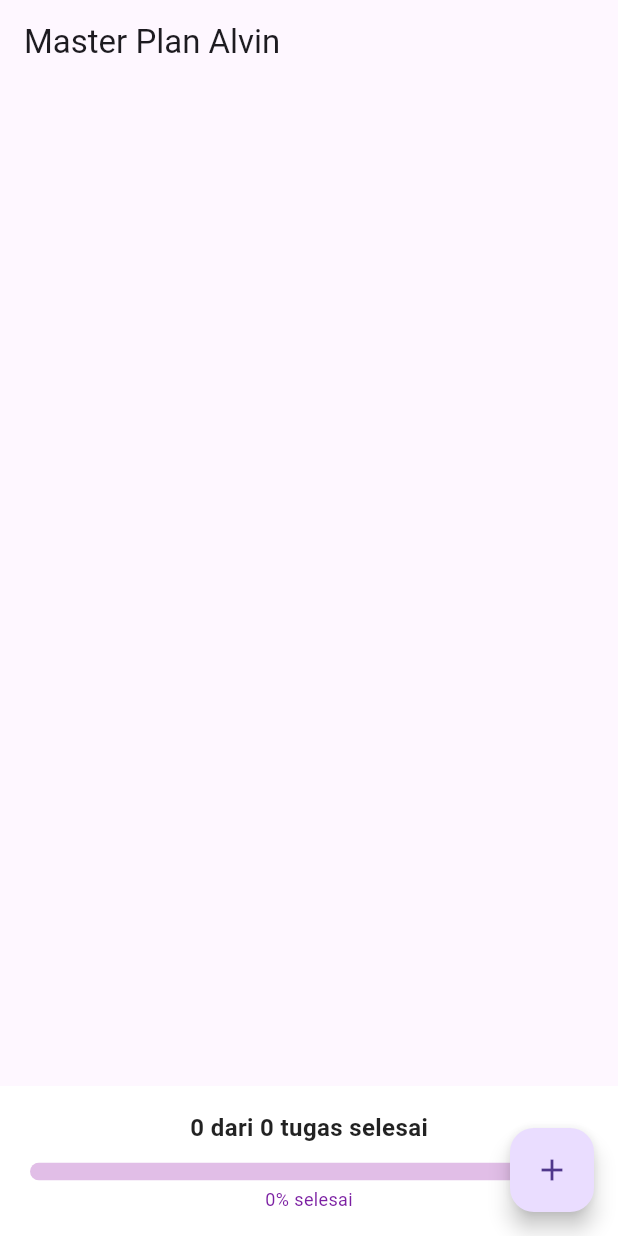
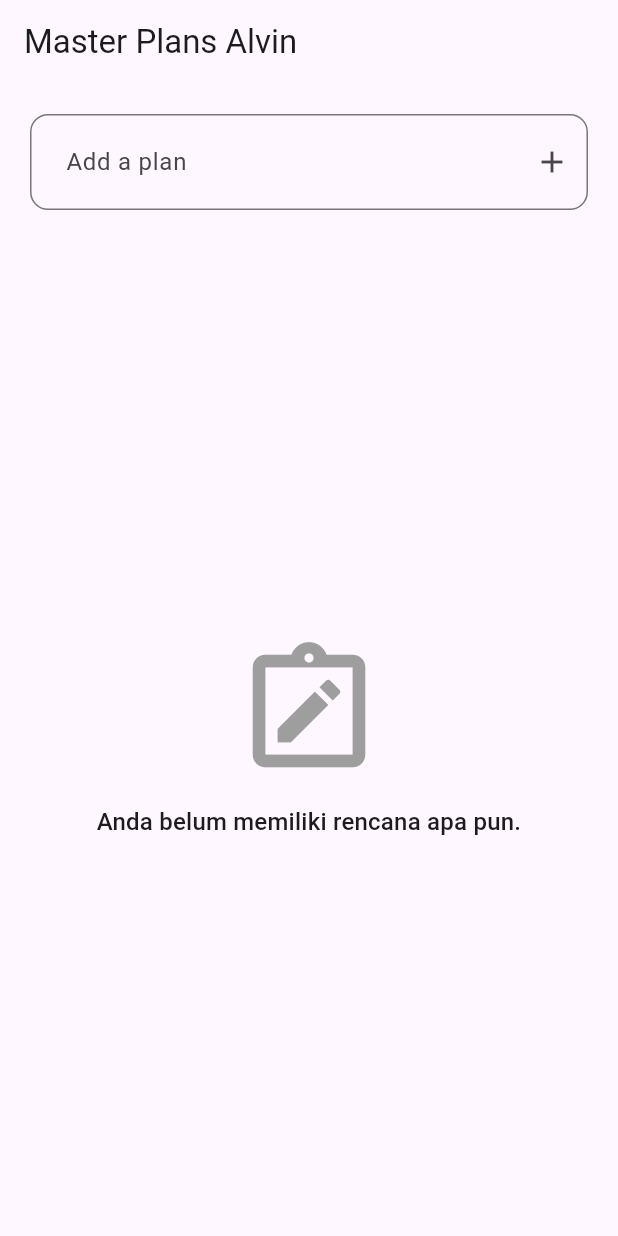
Before and after one commit to Vinn1105/flutter-fundamental, a Flutter app: the screen it shows after launch, on a phone screen of 412 x 824 dp. Run offline on Flutter 3.47's test engine with Material 3 defaults, Android fonts, the phone set to English and light mode, and no system bars.

Commit message:
tugas pratikum 3

```diff
--- a/lib/main.dart
+++ b/lib/main.dart
@@ -1,21 +1,26 @@
+
 import 'package:flutter/material.dart';
-
 import './models/data_layer.dart';
 import './provider/plan_provider.dart';
-import './views/plan_screen.dart';
+import './views/plan_creator_screen.dart';
 
-void main() => runApp(const MasterPlanApp());
+void main() {
+  runApp(const MasterPlanApp());
+}
 
 class MasterPlanApp extends StatelessWidget {
   const MasterPlanApp({super.key});
 
   @override
   Widget build(BuildContext context) {
-    return MaterialApp(
-      theme: ThemeData(primarySwatch: Colors.purple),
-      home: PlanProvider(
-        notifier: ValueNotifier<Plan>(const Plan()),
-        child: const PlanScreen(),
+    return PlanProvider(
+      notifier: ValueNotifier<List<Plan>>(const []),
+      child: MaterialApp(
+        title: 'State Management App',
+        theme: ThemeData(
+          primarySwatch: Colors.purple,
+        ),
+        home: const PlanCreatorScreen(),
       ),
     );
   }
--- a/lib/models/data_layer.dart
+++ b/lib/models/data_layer.dart
@@ -1,2 +1,3 @@
+
 export 'plan.dart';
 export 'task.dart';
--- a/lib/models/plan.dart
+++ b/lib/models/plan.dart
@@ -1,12 +1,17 @@
+
 import './task.dart';
 
 class Plan {
   final String name;
   final List<Task> tasks;
 
-  const Plan({this.name = '', this.tasks = const []});
+  const Plan({
+    this.name = '',
+    this.tasks = const [],
+  });
 
-  int get completedCount => tasks.where((task) => task.complete).length;
+  int get completedCount =>
+      tasks.where((task) => task.complete).length;
 
   String get completenessMessage =>
       '$completedCount out of ${tasks.length} tasks';
--- a/lib/models/task.dart
+++ b/lib/models/task.dart
@@ -1,6 +1,10 @@
+
 class Task {
   final String description;
   final bool complete;
 
-  const Task({this.complete = false, this.description = ''});
+  const Task({
+    this.complete = false,
+    this.description = '',
+  });
 }
--- a/lib/provider/plan_provider.dart
+++ b/lib/provider/plan_provider.dart
@@ -2,17 +2,18 @@
 import 'package:flutter/material.dart';
 import '../models/data_layer.dart';
 
-class PlanProvider extends InheritedNotifier<ValueNotifier<Plan>> {
+class PlanProvider
+    extends InheritedNotifier<ValueNotifier<List<Plan>>> {
   const PlanProvider({
     super.key,
     required Widget child,
-    required ValueNotifier<Plan> notifier,
+    required ValueNotifier<List<Plan>> notifier,
   }) : super(
           child: child,
           notifier: notifier,
         );
 
-  static ValueNotifier<Plan> of(BuildContext context) {
+  static ValueNotifier<List<Plan>> of(BuildContext context) {
     return context
         .dependOnInheritedWidgetOfExactType<PlanProvider>()!
         .notifier!;
--- /dev/null
+++ b/lib/views/plan_creator_screen.dart
@@ -0,0 +1,163 @@
+
+import 'package:flutter/material.dart';
+import '../models/data_layer.dart';
+import '../provider/plan_provider.dart';
+import 'plan_screen.dart';
+
+class PlanCreatorScreen extends StatefulWidget {
+  const PlanCreatorScreen({super.key});
+
+  @override
+  State<PlanCreatorScreen> createState() =>
+      _PlanCreatorScreenState();
+}
+
+class _PlanCreatorScreenState
+    extends State<PlanCreatorScreen> {
+  final TextEditingController textController =
+      TextEditingController();
+
+  void addPlan() {
+    final text = textController.text.trim();
+
+    if (text.isEmpty) return;
+
+    final plansNotifier = PlanProvider.of(context);
+
+    // Cegah nama rencana yang sama agar mudah dibedakan.
+    final alreadyExists = plansNotifier.value.any(
+      (plan) => plan.name.toLowerCase() == text.toLowerCase(),
+    );
+
+    if (alreadyExists) {
+      ScaffoldMessenger.of(context).showSnackBar(
+        const SnackBar(
+          content: Text('Nama rencana sudah digunakan.'),
+        ),
+      );
+      return;
+    }
+
+    final newPlan = Plan(
+      name: text,
+      tasks: const [],
+    );
+
+    plansNotifier.value = [
+      ...plansNotifier.value,
+      newPlan,
+    ];
+
+    textController.clear();
+    FocusScope.of(context).unfocus();
+  }
+
+  @override
+  Widget build(BuildContext context) {
+    final plansNotifier = PlanProvider.of(context);
+
+    return Scaffold(
+      appBar: AppBar(
+        title: const Text('Master Plans Alvin'),
+      ),
+      body: Column(
+        children: [
+          Padding(
+            padding: const EdgeInsets.all(20),
+            child: TextField(
+              controller: textController,
+              textInputAction: TextInputAction.done,
+              decoration: InputDecoration(
+                labelText: 'Add a plan',
+                hintText: 'Contoh: Belajar Flutter',
+                contentPadding: const EdgeInsets.all(20),
+                border: OutlineInputBorder(
+                  borderRadius: BorderRadius.circular(12),
+                ),
+                suffixIcon: IconButton(
+                  icon: const Icon(Icons.add),
+                  onPressed: addPlan,
+                ),
+              ),
+              onSubmitted: (_) => addPlan(),
+            ),
+          ),
+
+          Expanded(
+            child: ValueListenableBuilder<List<Plan>>(
+              valueListenable: plansNotifier,
+              builder: (context, plans, child) {
+                if (plans.isEmpty) {
+                  return Center(
+                    child: Column(
+                      mainAxisAlignment: MainAxisAlignment.center,
+                      children: [
+                        const Icon(
+                          Icons.note_alt_outlined,
+                          size: 100,
+                          color: Colors.grey,
+                        ),
+                        const SizedBox(height: 12),
+                        Text(
+                          'Anda belum memiliki rencana apa pun.',
+                          textAlign: TextAlign.center,
+                          style: Theme.of(context)
+                              .textTheme
+                              .titleMedium,
+                        ),
+                      ],
+                    ),
+                  );
+                }
+
+                return ListView.builder(
+                  itemCount: plans.length,
+                  itemBuilder: (context, index) {
+                    final plan = plans[index];
+                    final total = plan.tasks.length;
+                    final completed = plan.completedCount;
+
+                    return Card(
+                      margin: const EdgeInsets.symmetric(
+                        horizontal: 16,
+                        vertical: 6,
+                      ),
+                      child: ListTile(
+                        leading: const CircleAvatar(
+                          child: Icon(Icons.assignment_outlined),
+                        ),
+                        title: Text(plan.name),
+                        subtitle: Text(
+                          '$completed dari $total tugas selesai',
+                        ),
+                        trailing: const Icon(
+                          Icons.arrow_forward_ios,
+                          size: 16,
+                        ),
+                        onTap: () {
+                          Navigator.of(context).push(
+                            MaterialPageRoute(
+                              builder: (_) => PlanScreen(
+                                plan: plan,
+                              ),
+                            ),
+                          );
+                        },
+                      ),
+                    );
+                  },
+                );
+              },
+            ),
+          ),
+        ],
+      ),
+    );
+  }
+
+  @override
+  void dispose() {
+    textController.dispose();
+    super.dispose();
+  }
+}
--- a/lib/views/plan_screen.dart
+++ b/lib/views/plan_screen.dart
@@ -1,10 +1,15 @@
+
 import 'package:flutter/material.dart';
-
 import '../models/data_layer.dart';
 import '../provider/plan_provider.dart';
 
 class PlanScreen extends StatefulWidget {
-  const PlanScreen({super.key});
+  final Plan plan;
+
+  const PlanScreen({
+    super.key,
+    required this.plan,
+  });
 
   @override
   State<PlanScreen> createState() => _PlanScreenState();
@@ -12,6 +17,8 @@ class PlanScreen extends StatefulWidget {
 
 class _PlanScreenState extends State<PlanScreen> {
   late ScrollController scrollController;
+
+  Plan get plan => widget.plan;
 
   @override
   void initState() {
@@ -25,22 +32,38 @@ class _PlanScreenState extends State<PlanScreen> {
 
   @override
   Widget build(BuildContext context) {
+    final plansNotifier = PlanProvider.of(context);
+
     return Scaffold(
-      appBar: AppBar(title: const Text('Master Plan Alvin')),
-      body: ValueListenableBuilder<Plan>(
-        valueListenable: PlanProvider.of(context),
-        builder: (context, plan, child) {
-          final totalTasks = plan.tasks.length;
-          final completedTasks = plan.completedCount;
+      appBar: AppBar(
+        title: Text(plan.name),
+      ),
+      body: ValueListenableBuilder<List<Plan>>(
+        valueListenable: plansNotifier,
+        builder: (context, plans, child) {
+          final planIndex =
+              plans.indexWhere((p) => p.name == plan.name);
 
-          final progress = totalTasks == 0 ? 0.0 : completedTasks / totalTasks;
+          if (planIndex == -1) {
+            return const Center(
+              child: Text('Rencana tidak ditemukan.'),
+            );
+          }
+
+          final currentPlan = plans[planIndex];
+          final totalTasks = currentPlan.tasks.length;
+          final completedTasks = currentPlan.completedCount;
+          final progress = totalTasks == 0
+              ? 0.0
+              : completedTasks / totalTasks;
 
           return Column(
             children: [
-              // Daftar tugas
-              Expanded(child: _buildList(plan)),
+              Expanded(
+                child: _buildList(currentPlan),
+              ),
 
-              // Panel progres
+              // Panel progres di bawah daftar tugas
               Container(
                 width: double.infinity,
                 padding: const EdgeInsets.symmetric(
@@ -59,24 +82,20 @@ class _PlanScreenState extends State<PlanScreen> {
                         color: Colors.black87,
                       ),
                     ),
-
                     const SizedBox(height: 12),
-
-                    // Bar progres ungu
                     ClipRRect(
                       borderRadius: BorderRadius.circular(10),
                       child: LinearProgressIndicator(
                         value: progress,
                         minHeight: 12,
                         backgroundColor: Colors.purple.shade100,
-                        valueColor: const AlwaysStoppedAnimation<Color>(
+                        valueColor:
+                            const AlwaysStoppedAnimation<Color>(
                           Colors.purple,
                         ),
                       ),
                     ),
-
                     const SizedBox(height: 4),
-
                     Text(
                       '${(progress * 100).round()}% selesai',
                       style: TextStyle(
@@ -91,85 +110,122 @@ class _PlanScreenState extends State<PlanScreen> {
           );
         },
       ),
-
       floatingActionButton: _buildAddTaskButton(context),
     );
   }
 
-  // Tombol untuk menambahkan tugas
   Widget _buildAddTaskButton(BuildContext context) {
-    final planNotifier = PlanProvider.of(context);
+    final plansNotifier = PlanProvider.of(context);
 
     return FloatingActionButton(
       onPressed: () {
-        final currentPlan = planNotifier.value;
+        final plans = plansNotifier.value;
+        final planIndex =
+            plans.indexWhere((p) => p.name == plan.name);
 
-        planNotifier.value = Plan(
+        if (planIndex == -1) return;
+
+        final currentPlan = plans[planIndex];
+        final updatedTasks =
+            List<Task>.from(currentPlan.tasks)
+              ..add(const Task());
+
+        final updatedPlans = List<Plan>.from(plans);
+        updatedPlans[planIndex] = Plan(
           name: currentPlan.name,
-          tasks: List<Task>.from(currentPlan.tasks)..add(const Task()),
+          tasks: updatedTasks,
         );
+
+        plansNotifier.value = updatedPlans;
       },
       child: const Icon(Icons.add),
     );
   }
 
-  // Tampilan setiap tugas
-  Widget _buildTaskTile(Task task, int index, BuildContext context) {
-    final planNotifier = PlanProvider.of(context);
+  Widget _buildTaskTile(
+    Task task,
+    int index,
+    BuildContext context,
+  ) {
+    final plansNotifier = PlanProvider.of(context);
 
     return ListTile(
       leading: Checkbox(
         value: task.complete,
         activeColor: Colors.purple,
         onChanged: (selected) {
-          final currentPlan = planNotifier.value;
+          final plans = plansNotifier.value;
+          final planIndex =
+              plans.indexWhere((p) => p.name == plan.name);
 
-          final updatedTasks = List<Task>.from(currentPlan.tasks);
+          if (planIndex == -1) return;
+
+          final currentPlan = plans[planIndex];
+          final updatedTasks =
+              List<Task>.from(currentPlan.tasks);
 
           updatedTasks[index] = Task(
             description: task.description,
             complete: selected ?? false,
           );
 
-          planNotifier.value = Plan(
+          final updatedPlans = List<Plan>.from(plans);
+          updatedPlans[planIndex] = Plan(
             name: currentPlan.name,
             tasks: updatedTasks,
           );
+
+          plansNotifier.value = updatedPlans;
         },
       ),
+      title: TextFormField(
+        key: ValueKey('task-${plan.name}-$index'),
+        initialValue: task.description,
+        decoration: const InputDecoration(
+          hintText: 'Masukkan tugas',
+        ),
+        onChanged: (text) {
+          final plans = plansNotifier.value;
+          final planIndex =
+              plans.indexWhere((p) => p.name == plan.name);
 
-      title: TextFormField(
-        initialValue: task.description,
-        decoration: const InputDecoration(hintText: 'Masukkan tugas'),
-        onChanged: (text) {
-          final currentPlan = planNotifier.value;
+          if (planIndex == -1) return;
 
-          final updatedTasks = List<Task>.from(currentPlan.tasks);
+          final currentPlan = plans[planIndex];
+          final updatedTasks =
+              List<Task>.from(currentPlan.tasks);
 
           updatedTasks[index] = Task(
             description: text,
             complete: task.complete,
           );
 
-          planNotifier.value = Plan(
+          final updatedPlans = List<Plan>.from(plans);
+          updatedPlans[planIndex] = Plan(
             name: currentPlan.name,
             tasks: updatedTasks,
           );
+
+          plansNotifier.value = updatedPlans;
         },
       ),
     );
   }
 
-  // Membuat daftar tugas
-  Widget _buildList(Plan plan) {
+  Widget _buildList(Plan currentPlan) {
     return ListView.builder(
       controller: scrollController,
-      keyboardDismissBehavior: Theme.of(context).platform == TargetPlatform.iOS
-          ? ScrollViewKeyboardDismissBehavior.onDrag
-          : ScrollViewKeyboardDismissBehavior.manual,
-      itemCount: plan.tasks.length,
+      keyboardDismissBehavior:
+          Theme.of(context).platform == TargetPlatform.iOS
+              ? ScrollViewKeyboardDismissBehavior.onDrag
+              : ScrollViewKeyboardDismissBehavior.manual,
+      itemCount: currentPlan.tasks.length,
       itemBuilder: (context, index) {
-        return _buildTaskTile(plan.tasks[index], index, context);
+        return _buildTaskTile(
+          currentPlan.tasks[index],
+          index,
+          context,
+        );
       },
     );
   }
```
